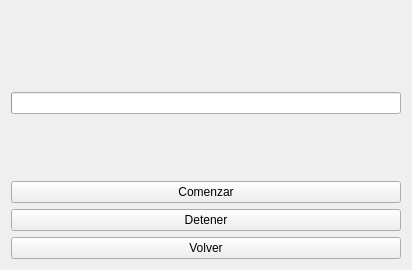
HuayraLinux/huayra-tda, file src/ui/scan_channels.ui: the form before one commit.
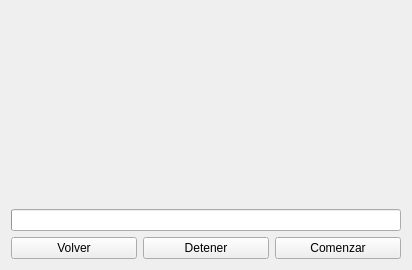
The form after the commit.

```diff
--- a/src/ui/scan_channels.ui
+++ b/src/ui/scan_channels.ui
@@ -22,23 +22,37 @@
      <property name="sizeHint" stdset="0">
       <size>
        <width>20</width>
-       <height>104</height>
+       <height>40</height>
       </size>
      </property>
     </spacer>
    </item>
    <item>
     <widget class="QLabel" name="lblInfo">
+     <property name="maximumSize">
+      <size>
+       <width>800</width>
+       <height>350</height>
+      </size>
+     </property>
+     <property name="font">
+      <font>
+       <pointsize>12</pointsize>
+      </font>
+     </property>
      <property name="text">
       <string/>
      </property>
      <property name="alignment">
       <set>Qt::AlignCenter</set>
      </property>
+     <property name="wordWrap">
+      <bool>true</bool>
+     </property>
     </widget>
    </item>
    <item>
-    <spacer name="verticalSpacer_3">
+    <spacer name="verticalSpacer_2">
      <property name="orientation">
       <enum>Qt::Vertical</enum>
      </property>
@@ -67,38 +81,33 @@
     </widget>
    </item>
    <item>
-    <spacer name="verticalSpacer_2">
-     <property name="orientation">
-      <enum>Qt::Vertical</enum>
-     </property>
-     <property name="sizeHint" stdset="0">
-      <size>
-       <width>20</width>
-       <height>104</height>
-      </size>
-     </property>
-    </spacer>
-   </item>
-   <item>
-    <widget class="QPushButton" name="btnScan">
-     <property name="text">
-      <string>Comenzar</string>
-     </property>
-    </widget>
-   </item>
-   <item>
-    <widget class="QPushButton" name="btnStop">
-     <property name="text">
-      <string>Detener</string>
-     </property>
-    </widget>
-   </item>
-   <item>
-    <widget class="QPushButton" name="btnBack">
-     <property name="text">
-      <string>Volver</string>
-     </property>
-    </widget>
+    <layout class="QVBoxLayout" name="verticalLayout_2">
+     <item>
+      <layout class="QHBoxLayout" name="horizontalLayout">
+       <item>
+        <widget class="QPushButton" name="btnBack">
+         <property name="text">
+          <string>Volver</string>
+         </property>
+        </widget>
+       </item>
+       <item>
+        <widget class="QPushButton" name="btnStop">
+         <property name="text">
+          <string>Detener</string>
+         </property>
+        </widget>
+       </item>
+       <item>
+        <widget class="QPushButton" name="btnScan">
+         <property name="text">
+          <string>Comenzar</string>
+         </property>
+        </widget>
+       </item>
+      </layout>
+     </item>
+    </layout>
    </item>
   </layout>
  </widget>
```
